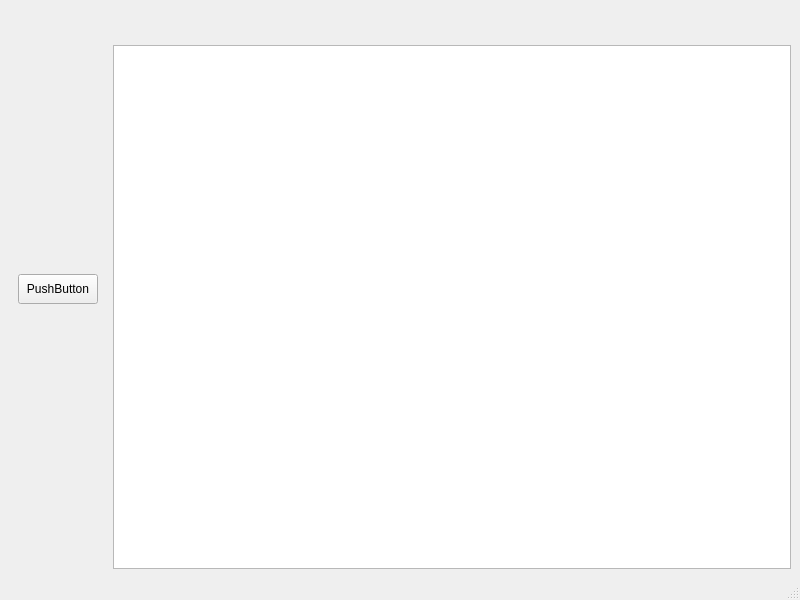
Above: om/widgets/mainwindow.ui from viviwu/qt_cxx before the change. Below: the same form after it.
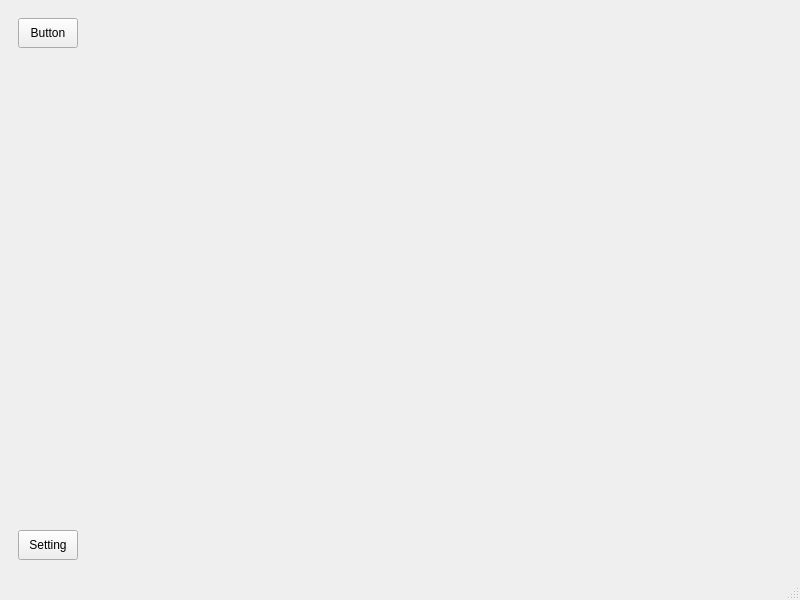
That is the form after the change.

Patch:
```diff
--- a/om/widgets/mainwindow.ui
+++ b/om/widgets/mainwindow.ui
@@ -20,32 +20,64 @@
       <property name="minimumSize">
        <size>
         <width>80</width>
-        <height>0</height>
+        <height>100</height>
        </size>
       </property>
       <property name="maximumSize">
        <size>
-        <width>100</width>
+        <width>80</width>
         <height>16777215</height>
        </size>
       </property>
-      <layout class="QVBoxLayout" name="verticalLayout_2">
+      <layout class="QVBoxLayout" name="verticalLayout">
        <item>
-        <widget class="QPushButton" name="pushButton">
+        <widget class="QPushButton" name="Button">
          <property name="minimumSize">
           <size>
            <width>60</width>
-           <height>20</height>
+           <height>30</height>
           </size>
          </property>
          <property name="maximumSize">
           <size>
-           <width>80</width>
+           <width>60</width>
            <height>30</height>
           </size>
          </property>
          <property name="text">
-          <string>PushButton</string>
+          <string>Button</string>
+         </property>
+        </widget>
+       </item>
+       <item>
+        <spacer name="verticalSpacer">
+         <property name="orientation">
+          <enum>Qt::Vertical</enum>
+         </property>
+         <property name="sizeHint" stdset="0">
+          <size>
+           <width>20</width>
+           <height>434</height>
+          </size>
+         </property>
+        </spacer>
+       </item>
+       <item>
+        <widget class="QPushButton" name="Setting">
+         <property name="minimumSize">
+          <size>
+           <width>60</width>
+           <height>30</height>
+          </size>
+         </property>
+         <property name="maximumSize">
+          <size>
+           <width>60</width>
+           <height>30</height>
+          </size>
+         </property>
+         <property name="text">
+          <string>Setting</string>
          </property>
         </widget>
        </item>
@@ -53,27 +85,7 @@
      </widget>
     </item>
     <item>
-     <layout class="QVBoxLayout" name="verticalLayout">
-      <item>
-       <widget class="QWidget" name="widget_2" native="true">
-        <property name="minimumSize">
-         <size>
-          <width>0</width>
-          <height>30</height>
-         </size>
-        </property>
-        <property name="maximumSize">
-         <size>
-          <width>16777215</width>
-          <height>30</height>
-         </size>
-        </property>
-       </widget>
-      </item>
-      <item>
-       <widget class="QTableView" name="tableView"/>
-      </item>
-     </layout>
+     <widget class="QStackedWidget" name="stackedWidget"/>
     </item>
    </layout>
   </widget>
```
Left out of the diff: 2 changed lines with no effect on the pictures.
